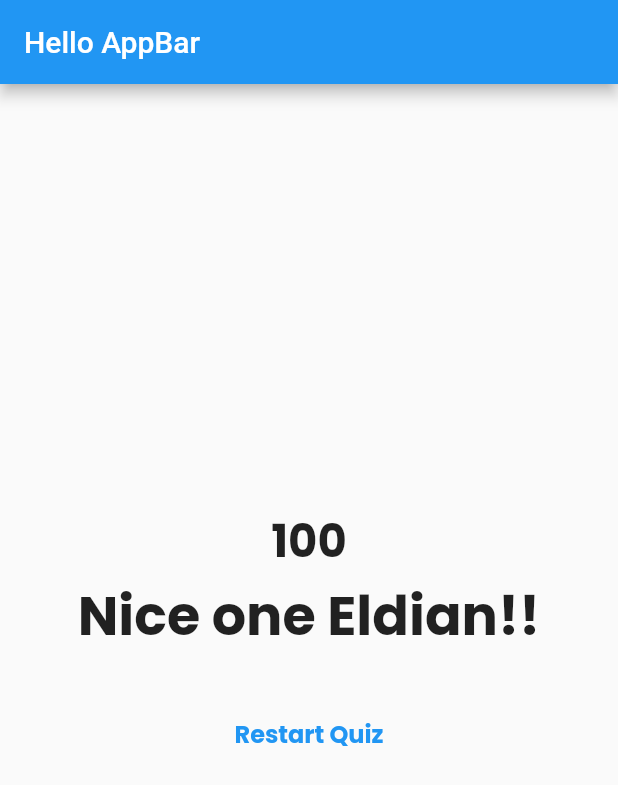
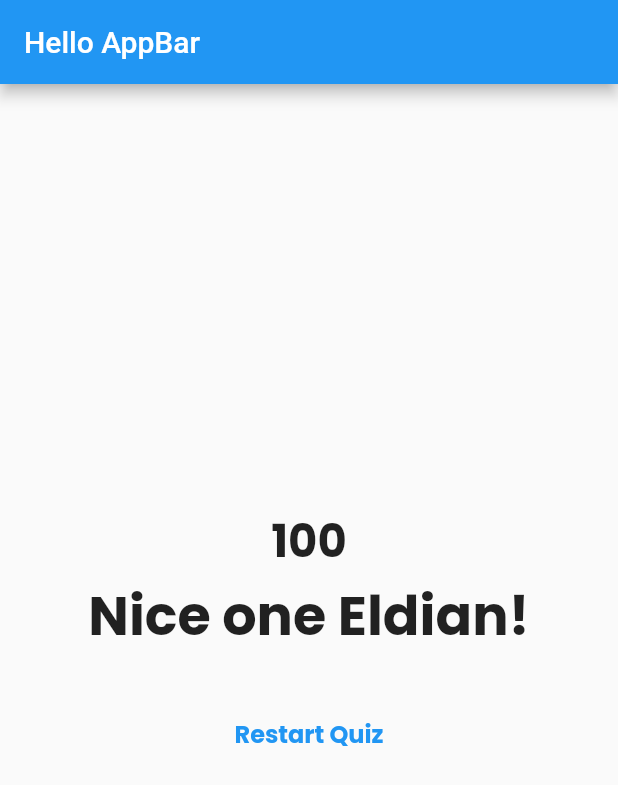
Before and after one commit to Chinedu25/flutter_app_testing, a Flutter app: the screen it shows after launch, after a tap on "Attack Titan", after a tap on "Cordinate all the titans", after a tap on "Zeke Yeager", on a phone screen of 412 x 824 dp. Shown: the top 785 px of the screen. Run offline on Flutter 3.47's test engine with Material 2 defaults, Android fonts, the phone set to English and light mode, and no system bars.

Commit message:
initial comm

```diff
--- a/lib/score.dart
+++ b/lib/score.dart
@@ -14,7 +14,7 @@ class Score extends StatelessWidget {
       thePhrase = "You must be a dumb titan, Worse than dirt!!";
     }
     else if (_score <= 100){
-      thePhrase ="Nice one Eldian!!";
+      thePhrase ="Nice one Eldian!";
     }
     else if (_score <= 200){
       thePhrase = "Another Win for the Survey Corps!!";
```
